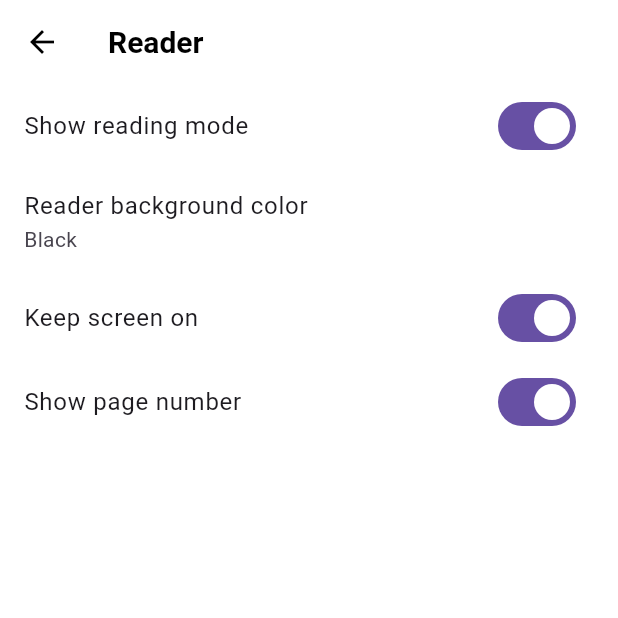
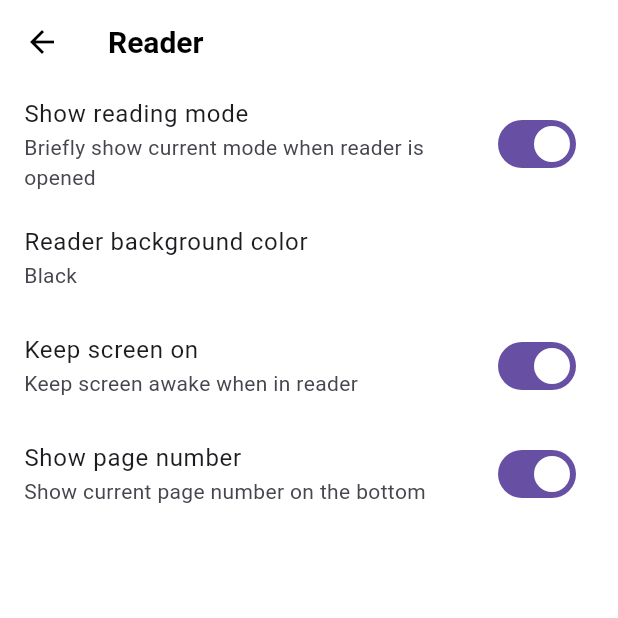
Before and after one commit to BrumaMan/Yamimo, a Flutter app: the ReaderSettings screen opened directly, on a phone screen of 412 x 824 dp, the top half of it. Run offline on Flutter 3.47's test engine with Material 2 defaults, Android fonts, the phone set to English and light mode, and no system bars; our stand-ins replace cached_network_image, flutter_cache_manager, flutter_markdown, flutter_switch, fluttertoast, hive and 7 more; missing offline and left inert: android_intent_plus, auto_update, bottom_bar_page_transition, date_time_format, filesize, flutter_inappwebview and 6 more; accounts and stored records are empty.

Commit message:
added settings descriptions

```diff
--- a/lib/settings_pages/library_pages/display.dart
+++ b/lib/settings_pages/library_pages/display.dart
@@ -38,6 +38,8 @@ class _DisplayState extends State<Display> {
             Text('Display', style: TextStyle(color: Colors.blue)),
             ListTile(
               title: Text('Items per row'),
+              subtitle: Text(
+                  checkValue == 2 ? 'Items: Default' : 'Items: $checkValue'),
               contentPadding: EdgeInsets.symmetric(horizontal: 0.0),
               onTap: () {
                 showDialog(
--- a/lib/settings_pages/reader_pages/reader_settings.dart
+++ b/lib/settings_pages/reader_pages/reader_settings.dart
@@ -36,6 +36,7 @@ class _ReaderSettingsState extends State<ReaderSettings> {
         children: [
           SwitchListTile(
               title: Text('Show reading mode'),
+              subtitle: Text('Briefly show current mode when reader is opened'),
               value: showReaderMode,
               onChanged: (value) {
                 setState(() {
@@ -99,6 +100,7 @@ class _ReaderSettingsState extends State<ReaderSettings> {
           ),
           SwitchListTile(
               title: Text('Keep screen on'),
+              subtitle: Text('Keep screen awake when in reader'),
               value: keepScreenOn,
               onChanged: (value) {
                 setState(() {
@@ -108,6 +110,7 @@ class _ReaderSettingsState extends State<ReaderSettings> {
               }),
           SwitchListTile(
               title: Text('Show page number'),
+              subtitle: Text('Show current page number on the bottom'),
               value: showPageNumber,
               onChanged: (value) {
                 setState(() {
```
